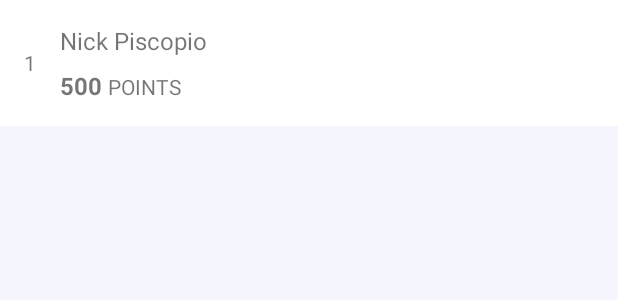
After one commit to nickpiscopio/intencity-android, an Android app: the layout list_item_ranking.xml on its own in the app's theme, with its tools: preview values and no code run, on a phone screen of 412 x 824 dp. The commit adds this screen. Shown: the top 300 px of the screen. Run offline under Robolectric (Android 15) with nearby library versions, the phone set to English and light mode, and no system bars.

Commit message:
Added the initial view for the ranking screen.

```diff
--- a/app/src/main/java/com/intencity/intencity/util/Constant.java
+++ b/app/src/main/java/com/intencity/intencity/util/Constant.java
@@ -48,10 +48,15 @@ public class Constant
     public static final String STORED_PROCEDURE_GET_ALL_DISPLAY_MUSCLE_GROUPS = "getAllDisplayMuscleGroups";
     public static final String STORED_PROCEDURE_GET_EXERCISES_FOR_TODAY = "getExercisesForToday";
     public static final String STORED_PROCEDURE_SET_CURRENT_MUSCLE_GROUP = "setCurrentMuscleGroup";
+    public static final String STORED_PROCEDURE_GET_FOLLOWING = "getFollowing";
 
     // Service JSON Tags
     public static final String JSON_ACCOUNT_TYPE = "AccountType";
     public static final String JSON_EMAIL = "Email";
+    public static final String JSON_FIRST_NAME = "FirstName";
+    public static final String JSON_LAST_NAME = "LastName";
+    public static final String JSON_EARNED_POINTS = "EarnedPoints";
+    public static final String JSON_PROFILE_PICTURE_URL = "Url";
 
     // Column Values
     public static final String ACCOUNT_TYPE_ADMIN = "A";
--- /dev/null
+++ b/app/src/main/res/layout/list_item_ranking.xml
@@ -0,0 +1,54 @@
+<?xml version="1.0" encoding="utf-8"?>
+<LinearLayout
+    xmlns:android="http://schemas.android.com/apk/res/android"
+    android:layout_width="match_parent"
+    android:layout_height="wrap_content"
+    android:orientation="horizontal"
+    android:padding="@dimen/layout_margin"
+    android:background="@android:color/white"
+    android:gravity="center_vertical">
+
+    <TextView
+        android:id="@+id/text_view_rank"
+        android:layout_width="wrap_content"
+        android:layout_height="wrap_content"
+        android:text="1"/>
+
+    <LinearLayout
+        android:layout_width="wrap_content"
+        android:layout_height="wrap_content"
+        android:paddingLeft="@dimen/layout_margin"
+        android:orientation="vertical">
+
+        <TextView
+            android:id="@+id/text_view_name"
+            android:layout_width="wrap_content"
+            android:layout_height="wrap_content"
+            android:paddingBottom="@dimen/layout_margin_half"
+            android:textSize="@dimen/card_title_size"
+            android:text="Nick Piscopio"/>
+
+        <LinearLayout
+            android:layout_width="wrap_content"
+            android:layout_height="wrap_content"
+            android:orientation="horizontal">
+
+            <TextView
+                android:id="@+id/text_view_points"
+                android:layout_width="wrap_content"
+                android:layout_height="wrap_content"
+                android:text="500"
+                android:textStyle="bold"
+                android:textSize="@dimen/card_title_size"/>
+
+            <TextView
+                android:layout_width="wrap_content"
+                android:layout_height="wrap_content"
+                android:paddingLeft="@dimen/layout_margin_quarter"
+                android:text="@string/points"/>
+
+        </LinearLayout>
+
+    </LinearLayout>
+
+</LinearLayout>
--- a/app/src/main/res/values/dimens.xml
+++ b/app/src/main/res/values/dimens.xml
@@ -9,6 +9,7 @@
 
     <dimen name="layout_margin">16dp</dimen>
     <dimen name="layout_margin_half">8dp</dimen>
+    <dimen name="layout_margin_quarter">4dp</dimen>
     <dimen name="rounded_corner_radius">3dp</dimen>
     <dimen name="shadow">2dp</dimen>
     <dimen name="element_margin">14dp</dimen>
--- a/app/src/main/res/values/strings.xml
+++ b/app/src/main/res/values/strings.xml
@@ -15,6 +15,9 @@
     <string name="title_fitness_guru">Fitness Guru</string>
     <string name="title_menu">Menu</string>
 
+    <!-- Ranking Strings -->
+    <string name="points">POINTS</string>
+
     <!-- Routine Strings -->
     <string name="title_routine">What routine would you like to do?</string>
 
```
Also changed, not shown: app/src/main/java/com/intencity/intencity/adapter/RankingListAdapter.java (added, +63 -0 lines), app/src/main/java/com/intencity/intencity/fragment/RankingFragment.java (+81 -1 lines), app/src/main/java/com/intencity/intencity/model/User.java (added, +47 -0 lines), app/src/main/res/layout/fragment_intencity_rankings.xml (+5 -8 lines), app/src/main/java/com/intencity/intencity/fragment/FitnessLogFragment.java (line endings or trailing spaces).
